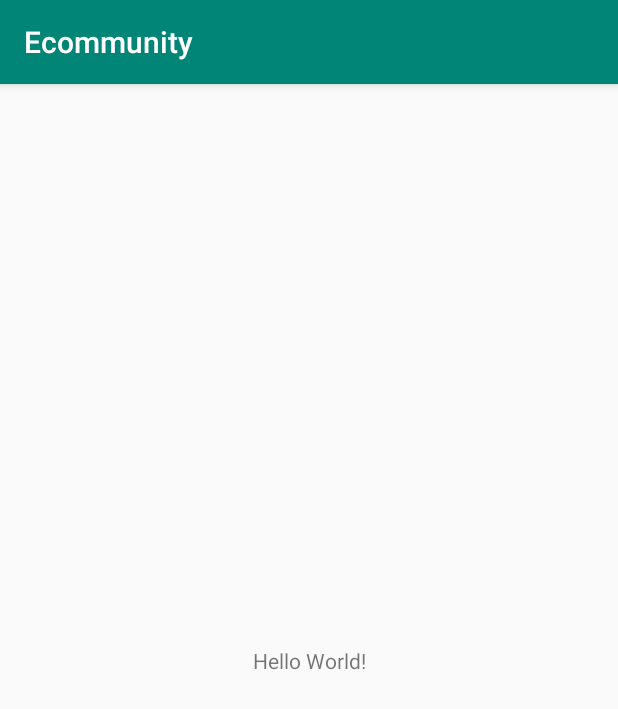
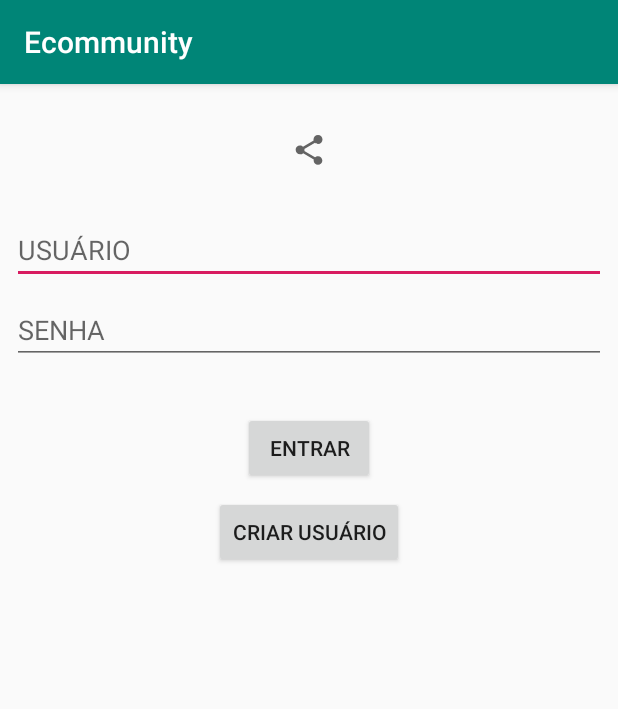
Before and after one commit to JardelPasturczak/Ecommunity, an Android app: the screen it shows after launch (MainActivity), on a phone screen of 412 x 824 dp. Shown: the top 709 px of the screen. Run offline under Robolectric (Android 15) with nearby library versions, the phone set to English and light mode, and no system bars.

Commit message:
LOGIN: criação da tela e instanciação das variáveis

```diff
--- a/app/src/main/java/com/example/ecommunity/MainActivity.java
+++ b/app/src/main/java/com/example/ecommunity/MainActivity.java
@@ -3,12 +3,26 @@ package com.example.ecommunity;
 import androidx.appcompat.app.AppCompatActivity;
 
 import android.os.Bundle;
+import android.widget.Button;
+import android.widget.EditText;
 
 public class MainActivity extends AppCompatActivity {
+
+    EditText et_login_usuario, et_login_senha;
+
+    Button bt_login_entrar, bt_login_criarUsuario;
 
     @Override
     protected void onCreate(Bundle savedInstanceState) {
         super.onCreate(savedInstanceState);
         setContentView(R.layout.activity_main);
+
+        et_login_usuario = (EditText) findViewById(R.id.et_login_usuario);
+        et_login_senha = (EditText) findViewById(R.id.et_login_senha);
+
+        bt_login_entrar = (Button) findViewById(R.id.bt_login_entrar);
+        bt_login_criarUsuario = (Button) findViewById(R.id.bt_login_criarUsuario);
+
+
     }
 }
--- a/app/src/main/res/layout/activity_main.xml
+++ b/app/src/main/res/layout/activity_main.xml
@@ -6,13 +6,68 @@
     android:layout_height="match_parent"
     tools:context=".MainActivity">
 
-    <TextView
+    <ImageView
+        android:id="@+id/imageView2"
         android:layout_width="wrap_content"
         android:layout_height="wrap_content"
-        android:text="Hello World!"
-        app:layout_constraintBottom_toBottomOf="parent"
-        app:layout_constraintLeft_toLeftOf="parent"
-        app:layout_constraintRight_toRightOf="parent"
-        app:layout_constraintTop_toTopOf="parent" />
+        android:layout_marginStart="8dp"
+        android:layout_marginTop="32dp"
+        android:layout_marginEnd="8dp"
+        app:layout_constraintEnd_toEndOf="parent"
+        app:layout_constraintStart_toStartOf="parent"
+        app:layout_constraintTop_toTopOf="parent"
+        app:srcCompat="?attr/actionModeShareDrawable" />
+
+    <EditText
+        android:id="@+id/et_login_usuario"
+        android:layout_width="0dp"
+        android:layout_height="wrap_content"
+        android:layout_marginStart="8dp"
+        android:layout_marginTop="32dp"
+        android:layout_marginEnd="8dp"
+        android:ems="10"
+        android:hint="USUÁRIO"
+        android:inputType="textPersonName"
+        app:layout_constraintEnd_toEndOf="parent"
+        app:layout_constraintStart_toStartOf="parent"
+        app:layout_constraintTop_toBottomOf="@+id/imageView2" />
+
+    <EditText
+        android:id="@+id/et_login_senha"
+        android:layout_width="0dp"
+        android:layout_height="wrap_content"
+        android:layout_marginStart="8dp"
+        android:layout_marginTop="8dp"
+        android:layout_marginEnd="8dp"
+        android:ems="10"
+        android:hint="SENHA"
+        android:inputType="textPassword"
+        app:layout_constraintEnd_toEndOf="parent"
+        app:layout_constraintStart_toStartOf="parent"
+        app:layout_constraintTop_toBottomOf="@+id/et_login_usuario" />
+
+    <Button
+        android:id="@+id/bt_login_entrar"
+        android:layout_width="wrap_content"
+        android:layout_height="wrap_content"
+        android:layout_marginStart="8dp"
+        android:layout_marginTop="32dp"
+        android:layout_marginEnd="8dp"
+        android:text="ENTRAR"
+        app:layout_constraintEnd_toEndOf="parent"
+        app:layout_constraintStart_toStartOf="parent"
+        app:layout_constraintTop_toBottomOf="@+id/et_login_senha" />
+
+    <Button
+        android:id="@+id/bt_login_criarUsuario"
+        android:layout_width="wrap_content"
+        android:layout_height="wrap_content"
+        android:layout_marginStart="8dp"
+        android:layout_marginTop="8dp"
+        android:layout_marginEnd="8dp"
+        android:text="CRIAR USUÁRIO"
+        app:layout_constraintEnd_toEndOf="parent"
+        app:layout_constraintStart_toStartOf="parent"
+        app:layout_constraintTop_toBottomOf="@+id/bt_login_entrar" />
 
 </androidx.constraintlayout.widget.ConstraintLayout>
```
